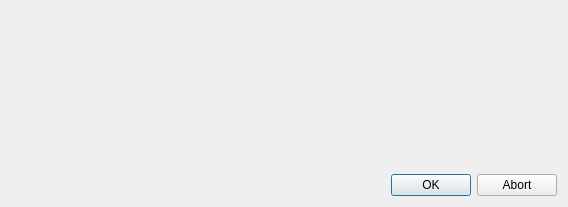
This is virtual machine/DataDialog.ui in MORZorg/sol as Qt 5 draws it before an edit. The edited form follows.
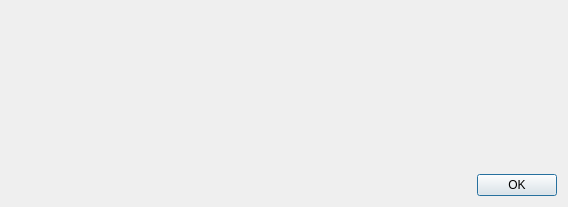
This is the edited form.

What changed in the file:
```diff
--- a/virtual machine/DataDialog.ui
+++ b/virtual machine/DataDialog.ui
@@ -20,7 +20,7 @@
       <enum>Qt::Horizontal</enum>
      </property>
      <property name="standardButtons">
-      <set>QDialogButtonBox::Abort|QDialogButtonBox::Ok</set>
+      <set>QDialogButtonBox::Ok</set>
      </property>
      <property name="centerButtons">
       <bool>false</bool>
```
